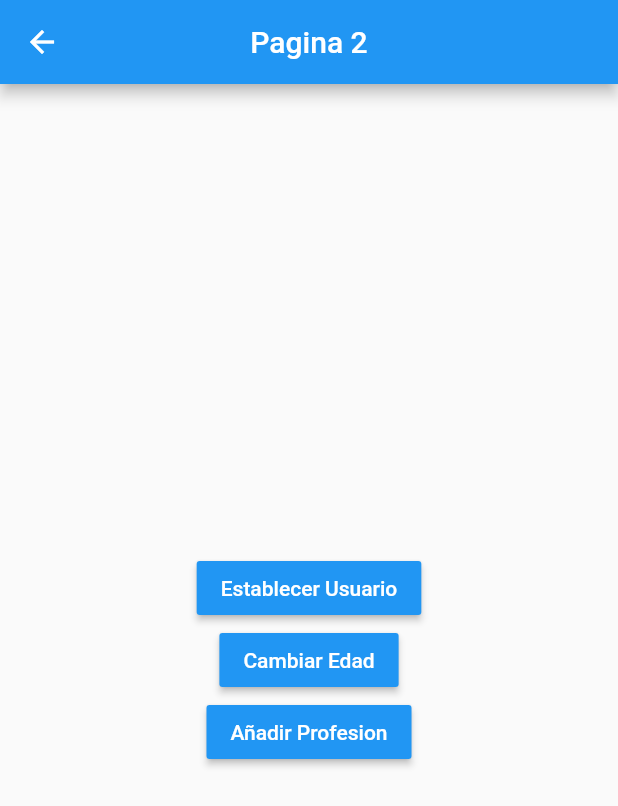
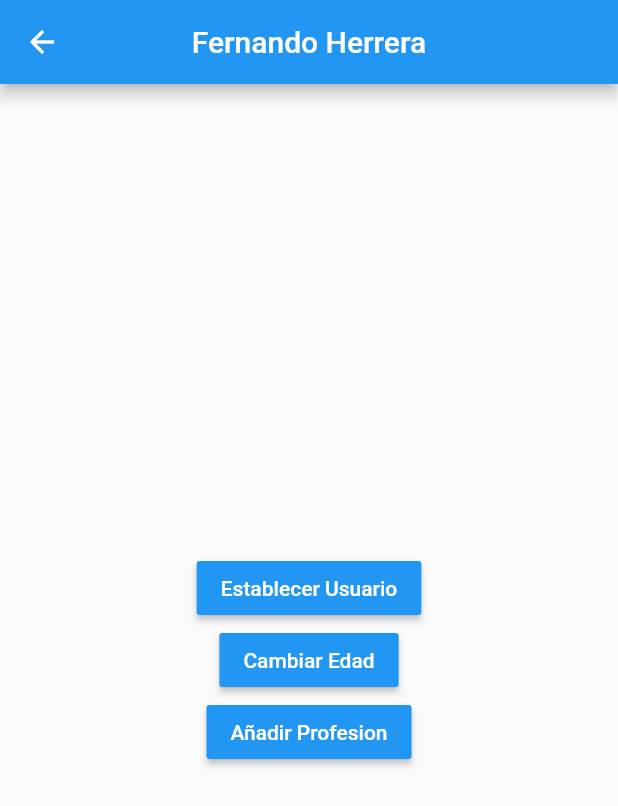
Before and after one commit to efernandez21/gestores-flutter, a Flutter app: the Pagina2Page screen opened by its route, after a tap on "Establecer Usuario", on a phone screen of 412 x 824 dp. Shown: the top 806 px of the screen. Run offline on Flutter 3.47's test engine with Material 2 defaults, Android fonts, the phone set to English and light mode, and no system bars; accounts and stored records are empty.

```diff
--- a/lib/src/pages/pagina1_page.dart
+++ b/lib/src/pages/pagina1_page.dart
@@ -1,14 +1,32 @@
+import 'package:estados_app/src/models/usuario.dart';
+import 'package:estados_app/src/services/usuario_service.dart';
 import 'package:flutter/material.dart';
+import 'package:provider/provider.dart';
 
 class Pagina1Page extends StatelessWidget {
   @override
   Widget build(BuildContext context) {
+    // Llamamos la referencia a mi usuarioService
+    final usuarioService = Provider.of<UsuarioService>(context);
+
     return Scaffold(
       appBar: AppBar(
         centerTitle: true,
         title: Text('Pagina 1'),
+        actions: [
+          IconButton(
+            icon: Icon(Icons.exit_to_app),
+            // Removemos el usuario y esto automaticamente cambiara mi widgets
+            onPressed: () => usuarioService.removerUsuario()
+
+          )
+        ],
       ),
-      body: InformacionUsuario(),
+      body: (usuarioService.existeUsuario)
+          ? InformacionUsuario(usuarioService.usuario)
+          : Center(
+              child: Text('No hay Usuario Seleccionado'),
+            ),
       floatingActionButton: FloatingActionButton(
         child: Icon(Icons.accessibility_new),
         onPressed: () {
@@ -21,7 +39,9 @@ class Pagina1Page extends StatelessWidget {
 
 // Widget para contener la informacion del usuario
 class InformacionUsuario extends StatelessWidget {
+  final Usuario usuario;
 
+  InformacionUsuario( this.usuario);
   @override
   Widget build(BuildContext context) {
     return Container(
@@ -31,22 +51,29 @@ class InformacionUsuario extends StatelessWidget {
       child: Column(
         crossAxisAlignment: CrossAxisAlignment.start,
         children: [
-          Text('General', style: TextStyle(fontSize: 18, fontWeight: FontWeight.bold),),
+          Text(
+            'General',
+            style: TextStyle(fontSize: 18, fontWeight: FontWeight.bold),
+          ),
           Divider(),
-
           ListTile(
-            title: Text('Nombre: '),
+            title: Text('Nombre: ${usuario.nombre}'),
           ),
           ListTile(
-            title: Text('Edad: '),
+            title: Text('Edad: ${usuario.edad}'),
           ),
-
-          Text('Profesiones', style: TextStyle(fontSize: 18, fontWeight: FontWeight.bold),),
+          Text(
+            'Profesiones',
+            style: TextStyle(fontSize: 18, fontWeight: FontWeight.bold),
+          ),
           Divider(),
-
-          ListTile(title: Text('Profesion 1'),),
-          ListTile(title: Text('Profesion 1'),),
-          ListTile(title: Text('Profesion 1'),),
+          // Mapear la lista de profesiones, y usamos la destructuracion de un arreglo que envia los elementos de la lista en uno a uno
+          ...usuario.profesiones.map((profesion) => ListTile(
+            title: Text(profesion),
+          )).toList()
+          // ListTile(
+          //   title: Text('Profesion 1'),
+          // ),
         ],
       ),
     );
--- a/lib/src/pages/pagina2_page.dart
+++ b/lib/src/pages/pagina2_page.dart
@@ -1,14 +1,23 @@
+import 'package:estados_app/src/models/usuario.dart';
+import 'package:estados_app/src/services/usuario_service.dart';
 import 'package:flutter/material.dart';
+import 'package:provider/provider.dart';
 
 
 class Pagina2Page extends StatelessWidget {
 
   @override
   Widget build(BuildContext context) {
+
+    // El listen en false para no trabajar el intento de redibujar un metodo
+    final usuarioService = Provider.of<UsuarioService>(context);
+
     return Scaffold(
        appBar: AppBar(
         centerTitle: true,
-        title: Text('Pagina 2'),
+        title: (usuarioService.existeUsuario)
+          ? Text(usuarioService.usuario.nombre)
+          : Text('Pagina 2'),
       ),
       body: Center(
         child: Column(
@@ -19,21 +28,29 @@ class Pagina2Page extends StatelessWidget {
               color: Colors.blue,
               child: Text('Establecer Usuario', style: TextStyle(color: Colors.white),),
               onPressed: (){
-
+                final newUser = new Usuario(
+                  nombre: 'Fernando Herrera',
+                  edad: 34,
+                  profesiones: [
+                    'Fullstack Developer',
+                    'Video Jugador Experto'
+                  ]
+                );
+                usuarioService.usuario = newUser;
               }
             ),
             MaterialButton(
               color: Colors.blue,
               child: Text('Cambiar Edad', style: TextStyle(color: Colors.white),),
               onPressed: (){
-
+                usuarioService.cambiarEdad(25);
               }
             ),
             MaterialButton(
               color: Colors.blue,
               child: Text('Añadir Profesion', style: TextStyle(color: Colors.white),),
               onPressed: (){
-
+                usuarioService.agregarProfesion();
               }
             ),
 
--- /dev/null
+++ b/lib/src/services/usuario_service.dart
@@ -0,0 +1,34 @@
+import 'package:flutter/material.dart';
+
+import 'package:estados_app/src/models/usuario.dart';
+
+// Clase de UsuarioService para contener su info, esto trabaja con el inheritedWidget
+class UsuarioService with ChangeNotifier {
+  Usuario _usuario;
+
+  Usuario get usuario => this._usuario;
+  bool get existeUsuario => (this._usuario != null) ? true : false;
+
+  // Notifique a los listeners para trabajar con lo necesario
+  set usuario(Usuario user) {
+    this._usuario = user;
+    notifyListeners();
+  }
+
+  // Metodo para cambiar edad
+  void cambiarEdad(int edad) {
+    this._usuario.edad = edad;
+    notifyListeners();
+  }
+
+  // Metodo para eliminar el usuario
+  void removerUsuario() {
+    this._usuario = null;
+    notifyListeners();
+  }
+  // Agregacion de una profesion a la lista de usuarios
+  void agregarProfesion() {
+    this._usuario.profesiones.add('Profesion ${this._usuario.profesiones.length + 1}');
+    notifyListeners();
+  }
+}
--- a/pubspec.yaml
+++ b/pubspec.yaml
@@ -28,6 +28,7 @@ dependencies:
   # The following adds the Cupertino Icons font to your application.
   # Use with the CupertinoIcons class for iOS style icons.
   cupertino_icons: ^1.0.0
+  provider: ^4.3.3
 
 dev_dependencies:
   flutter_test:
```
Also changed, not shown: lib/main.dart (+11 -1 lines), pubspec.lock.
